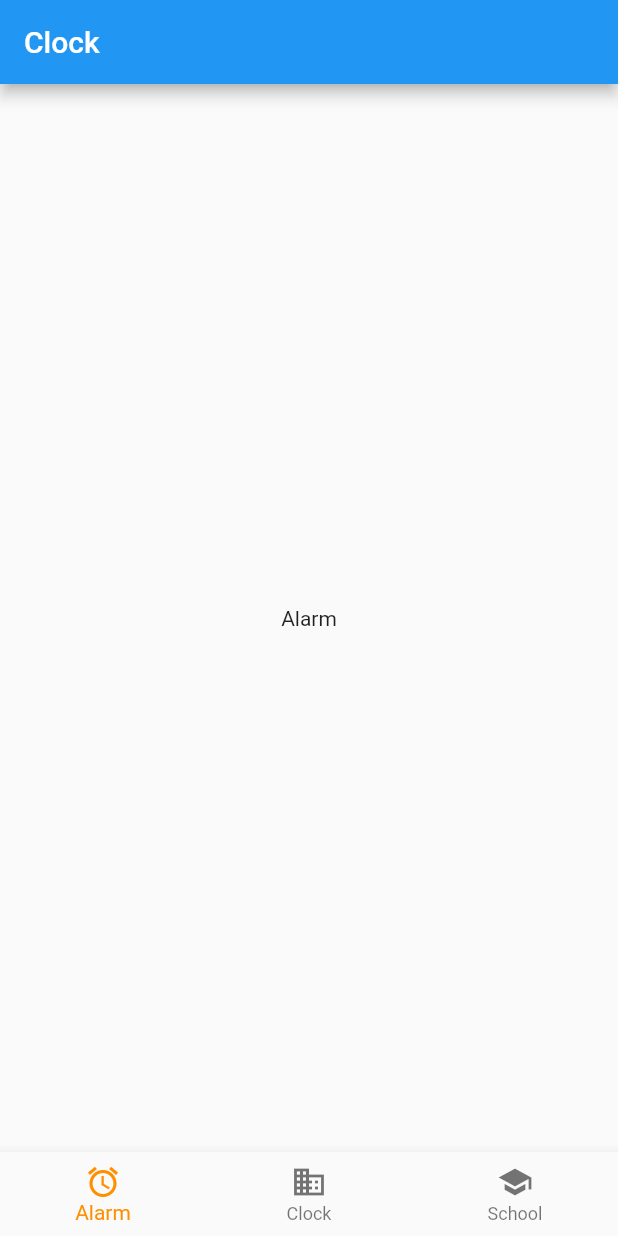
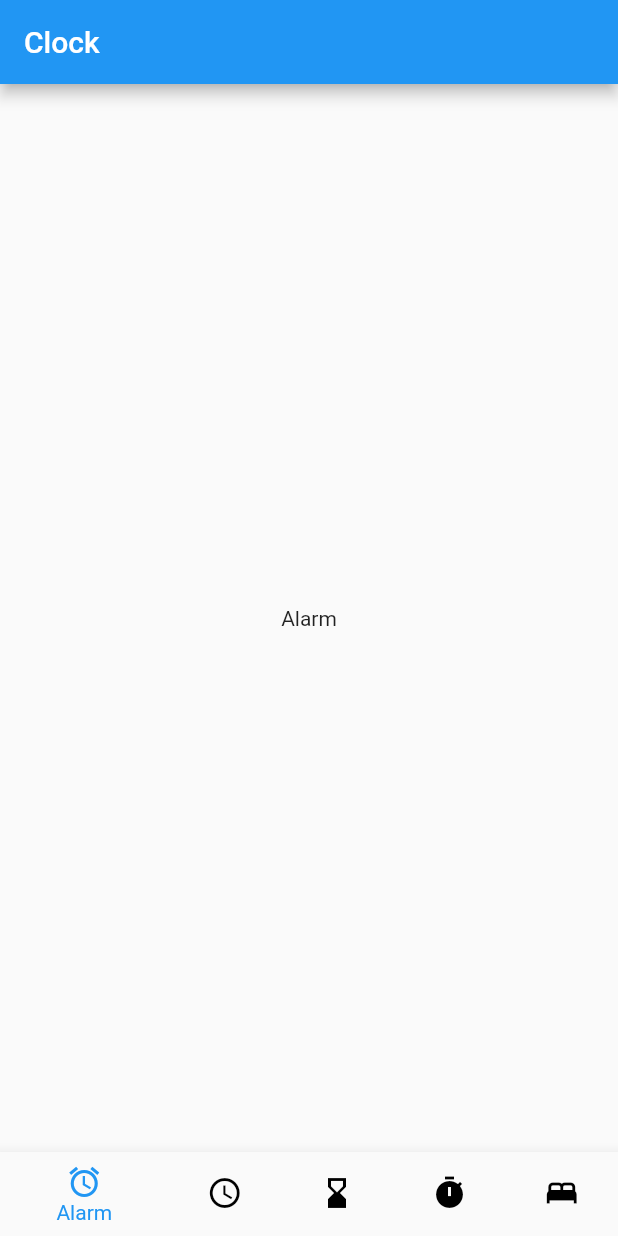
Before and after one commit to SrikantKanekar/ClockApp-Flutter, a Flutter app: the screen it shows after launch, on a phone screen of 412 x 824 dp. Run offline on Flutter 3.47's test engine with Material 2 defaults, Android fonts, the phone set to English and light mode, and no system bars.

Commit message:
added bottom navigation bar

```diff
--- a/lib/features/home/home_screen.dart
+++ b/lib/features/home/home_screen.dart
@@ -40,17 +40,26 @@ class _HomeScreenState extends State<HomeScreen> {
             label: 'Alarm',
           ),
           BottomNavigationBarItem(
-            icon: Icon(Icons.business),
+            icon: Icon(Icons.access_time),
             label: 'Clock',
           ),
           BottomNavigationBarItem(
-            icon: Icon(Icons.school),
-            label: 'School',
+            icon: Icon(Icons.hourglass_bottom),
+            label: 'Timer',
+          ),
+          BottomNavigationBarItem(
+            icon: Icon(Icons.timer),
+            label: 'Stopwatch',
+          ),
+          BottomNavigationBarItem(
+            icon: Icon(Icons.bed),
+            label: 'Bedtime',
           ),
         ],
         currentIndex: _selectedIndex,
-        selectedItemColor: Colors.amber[800],
         onTap: _onItemTapped,
+        selectedItemColor: Colors.blue,
+        unselectedItemColor: Colors.black,
       ),
     );
   }
```
